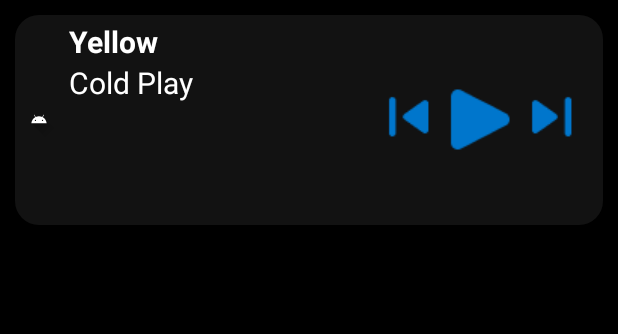
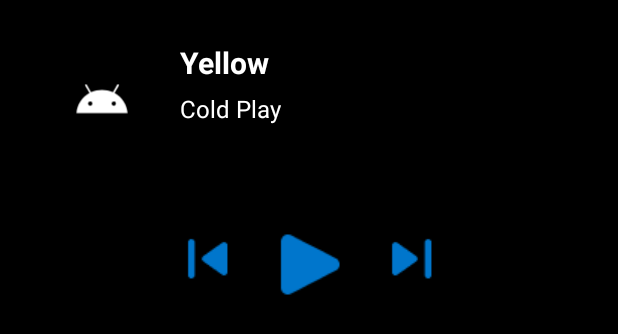
Before and after one commit to Junhei-c/musicapp, an Android app: the layout widget_now_playing.xml on its own in the app's theme, with its tools: preview values and no code run, on a phone screen of 412 x 824 dp. Shown: the top 334 px of the screen. Run offline under Robolectric (Android 15) with nearby library versions, the phone set to English and light mode, and no system bars.

Commit message:
reworked the widget

```diff
--- a/app/src/main/java/com/example/android/musicapp2/widget/NowPlayingWidget.kt
+++ b/app/src/main/java/com/example/android/musicapp2/widget/NowPlayingWidget.kt
@@ -7,7 +7,6 @@ import android.content.Context
 import android.content.Intent
 import android.widget.RemoteViews
 import com.example.android.musicapp2.R
-import com.example.android.musicapp2.utils.PlayerManager
 
 class NowPlayingWidget : AppWidgetProvider() {
 
@@ -17,17 +16,7 @@ class NowPlayingWidget : AppWidgetProvider() {
         const val ACTION_NEXT = "com.example.android.musicapp2.ACTION_NEXT"
     }
 
-    private var playerManager: PlayerManager? = null
-
-    override fun onUpdate(
-        context: Context,
-        appWidgetManager: AppWidgetManager,
-        appWidgetIds: IntArray
-    ) {
-        if (playerManager == null) {
-            playerManager = PlayerManager(context)
-        }
-
+    override fun onUpdate(context: Context, appWidgetManager: AppWidgetManager, appWidgetIds: IntArray) {
         for (appWidgetId in appWidgetIds) {
             val views = RemoteViews(context.packageName, R.layout.widget_now_playing)
 
@@ -41,25 +30,11 @@ class NowPlayingWidget : AppWidgetProvider() {
 
     override fun onReceive(context: Context, intent: Intent) {
         super.onReceive(context, intent)
-
-        if (playerManager == null) {
-            playerManager = PlayerManager(context)
-        }
-
-        when (intent.action) {
-            ACTION_PLAY -> playerManager?.togglePlayback(0) // fallback to 0 index
-            ACTION_PREV -> playerManager?.play(0) // implement proper prev logic
-            ACTION_NEXT -> playerManager?.play(0) // implement proper next logic
-        }
+        // Here you can integrate with PlayerManager if needed
     }
 
     private fun getPendingIntent(context: Context, action: String): PendingIntent {
         val intent = Intent(context, NowPlayingWidget::class.java).apply { this.action = action }
-        return PendingIntent.getBroadcast(
-            context,
-            action.hashCode(),
-            intent,
-            PendingIntent.FLAG_IMMUTABLE or PendingIntent.FLAG_UPDATE_CURRENT
-        )
+        return PendingIntent.getBroadcast(context, action.hashCode(), intent, PendingIntent.FLAG_IMMUTABLE)
     }
 }
--- a/app/src/main/res/drawable/widget_card_bg.xml
+++ /dev/null
@@ -1,8 +0,0 @@
-<?xml version="1.0" encoding="utf-8"?>
-<shape xmlns:android="http://schemas.android.com/apk/res/android"
-    android:shape="rectangle">
-
-    <solid android:color="@color/widget_background" />
-    <corners android:radius="@dimen/widget_corner_radius" />
-
-</shape>
--- a/app/src/main/res/layout/widget_now_playing.xml
+++ b/app/src/main/res/layout/widget_now_playing.xml
@@ -1,78 +1,113 @@
 <?xml version="1.0" encoding="utf-8"?>
-<RelativeLayout xmlns:android="http://schemas.android.com/apk/res/android"
+<RelativeLayout
+    xmlns:android="http://schemas.android.com/apk/res/android"
     android:id="@+id/widgetRoot"
     android:layout_width="match_parent"
-    android:layout_height="@dimen/widget_height"
-    android:layout_margin="@dimen/widget_margin"
-    android:padding="@dimen/widget_padding"
-    android:background="@drawable/widget_card_bg">
+    android:layout_height="220dp"
+    android:layout_margin="12dp"
+    android:padding="16dp"
+    android:background="@android:color/black">
 
-    <!-- Album Art -->
+
     <ImageView
         android:id="@+id/widgetAlbumArt"
-        android:layout_width="@dimen/widget_albumart_size"
-        android:layout_height="@dimen/widget_albumart_size"
+        android:layout_width="80dp"
+        android:layout_height="80dp"
+        android:src="@drawable/ic_launcher_foreground"
+        android:contentDescription="@string/song_icon"
         android:layout_alignParentStart="true"
-        android:layout_centerVertical="true"
-        android:src="@drawable/ic_launcher_foreground"
-        android:contentDescription="@string/song_icon" />
+        android:layout_alignParentTop="true" />
 
-    <!-- Song Title -->
+
+    <LinearLayout
+        android:id="@+id/songInfo"
+        android:layout_width="wrap_content"
+        android:layout_height="wrap_content"
+        android:orientation="vertical"
+        android:layout_toEndOf="@id/widgetAlbumArt"
+        android:layout_alignTop="@id/widgetAlbumArt"
+        android:layout_marginStart="12dp">
+
         <TextView
             android:id="@+id/widgetSongTitle"
             android:layout_width="wrap_content"
             android:layout_height="wrap_content"
-        android:layout_toEndOf="@id/widgetAlbumArt"
-        android:layout_marginStart="@dimen/widget_text_margin_start"
             android:text="@string/widget_song_title"
             android:textColor="@android:color/white"
-        android:textSize="@dimen/widget_song_title_size"
-        android:textStyle="bold" />
+            android:textSize="20sp"
+            android:textStyle="bold"
+            android:maxLines="1"
+            android:ellipsize="end"
+            android:layout_marginBottom="6dp" />
 
-    <!-- Artist Name -->
         <TextView
             android:id="@+id/widgetArtist"
             android:layout_width="wrap_content"
             android:layout_height="wrap_content"
-        android:layout_below="@id/widgetSongTitle"
-        android:layout_alignStart="@id/widgetSongTitle"
             android:text="@string/widget_artist"
             android:textColor="@android:color/white"
-        android:textSize="@dimen/widget_artist_text_size" />
+            android:textSize="16sp"
+            android:maxLines="1"
+            android:ellipsize="end" />
+    </LinearLayout>
 
-    <!-- Controls -->
+
     <LinearLayout
         android:id="@+id/widgetControls"
         android:layout_width="wrap_content"
         android:layout_height="wrap_content"
         android:orientation="horizontal"
-        android:layout_alignParentEnd="true"
-        android:layout_centerVertical="true"
-        android:layout_marginEnd="8dp">
+        android:layout_centerHorizontal="true"
+        android:layout_alignParentBottom="true"
+        android:layout_marginBottom="8dp">
+
+        <FrameLayout
+            android:layout_width="56dp"
+            android:layout_height="56dp"
+            android:layout_marginEnd="4dp">
 
             <ImageButton
                 android:id="@+id/widgetPrev"
                 android:layout_width="wrap_content"
                 android:layout_height="wrap_content"
+                android:layout_gravity="center"
+                android:background="@android:color/transparent"
                 android:src="@drawable/prev"
-            android:background="@android:color/transparent"
-            android:contentDescription="@string/widget_prev_desc" />
+                android:contentDescription="@string/widget_prev_desc"
+                android:padding="12dp" />
+        </FrameLayout>
+
+        <FrameLayout
+            android:layout_width="64dp"
+            android:layout_height="64dp"
+            android:layout_marginHorizontal="4dp">
 
             <ImageButton
                 android:id="@+id/widgetPlay"
                 android:layout_width="wrap_content"
                 android:layout_height="wrap_content"
+                android:layout_gravity="center"
+                android:background="@android:color/transparent"
                 android:src="@drawable/bigplay"
-            android:background="@android:color/transparent"
-            android:contentDescription="@string/widget_play_desc" />
+                android:contentDescription="@string/widget_play_desc"
+                android:padding="12dp" />
+        </FrameLayout>
+
+        <FrameLayout
+            android:layout_width="56dp"
+            android:layout_height="56dp"
+            android:layout_marginStart="4dp">
 
             <ImageButton
                 android:id="@+id/widgetNext"
                 android:layout_width="wrap_content"
                 android:layout_height="wrap_content"
+                android:layout_gravity="center"
+                android:background="@android:color/transparent"
                 android:src="@drawable/next"
-            android:background="@android:color/transparent"
-            android:contentDescription="@string/widget_next_desc" />
+                android:contentDescription="@string/widget_next_desc"
+                android:padding="12dp" />
+        </FrameLayout>
     </LinearLayout>
 
 </RelativeLayout>
--- a/app/src/main/res/values/dimens.xml
+++ b/app/src/main/res/values/dimens.xml
@@ -1,39 +1,34 @@
+<?xml version="1.0" encoding="utf-8"?>
 <resources>
 
-    <!-- General Spacing -->
+    <!-- General App Dimensions -->
     <dimen name="activity_padding">16dp</dimen>
     <dimen name="content_padding">16dp</dimen>
     <dimen name="spacing_small">8dp</dimen>
     <dimen name="spacing_medium">16dp</dimen>
 
-    <!-- Toolbar / Title -->
+    <!-- Toolbar Title Alignment -->
     <dimen name="toolbar_title_padding">80dp</dimen>
     <dimen name="now_playing_title_padding_start">80dp</dimen>
 
-    <!-- Text Sizes -->
+    <!-- Song Page Dimensions -->
     <dimen name="song_title_size">25sp</dimen>
     <dimen name="text_normal_size">20sp</dimen>
-
-    <!-- Now Playing Section -->
     <dimen name="now_playing_height">280dp</dimen>
     <dimen name="image_size">200dp</dimen>
     <dimen name="play_pause_button_size">48dp</dimen>
 
+    <!-- Widget Specific Dimensions -->
+    <dimen name="widget_height">200dp</dimen>
+    <dimen name="widget_margin">12dp</dimen>
+    <dimen name="widget_padding">12dp</dimen>
+    <dimen name="widget_albumart_size">64dp</dimen>
+    <dimen name="widget_text_margin_start">12dp</dimen>
+    <dimen name="widget_song_title_size">18sp</dimen>
+    <dimen name="widget_artist_text_size">15sp</dimen>
+
     <!-- CardView Defaults -->
-    <dimen name="card_corner_radius">8dp</dimen>
+    <dimen name="card_corner_radius">16dp</dimen>
     <dimen name="card_elevation">4dp</dimen>
 
-    <!-- Widget Dimensions -->
-    <dimen name="widget_height">140dp</dimen>
-    <dimen name="widget_margin">10dp</dimen>
-    <dimen name="widget_padding">4dp</dimen>
-    <dimen name="widget_albumart_size">24dp</dimen>
-    <dimen name="widget_text_margin_start">8dp</dimen>
-    <dimen name="widget_song_title_size">20sp</dimen>
-    <dimen name="widget_artist_text_size">20sp</dimen>
-    <dimen name="widget_control_button_small">20dp</dimen>
-    <dimen name="widget_control_button_medium">12dp</dimen>
-    <dimen name="widget_corner_radius">16dp</dimen>
-    <dimen name="widget_card_elevation">4dp</dimen>
-
 </resources>
--- a/app/src/main/res/xml/now_playing_widget_info.xml
+++ b/app/src/main/res/xml/now_playing_widget_info.xml
@@ -1,6 +1,6 @@
 <?xml version="1.0" encoding="utf-8"?>
 <appwidget-provider xmlns:android="http://schemas.android.com/apk/res/android"
-    android:minWidth="200dp"
+    android:minWidth="250dp"
     android:minHeight="100dp"
     android:updatePeriodMillis="86400000"
     android:initialLayout="@layout/widget_now_playing"
```
Lines whose indentation alone changed are shown as unchanged.
